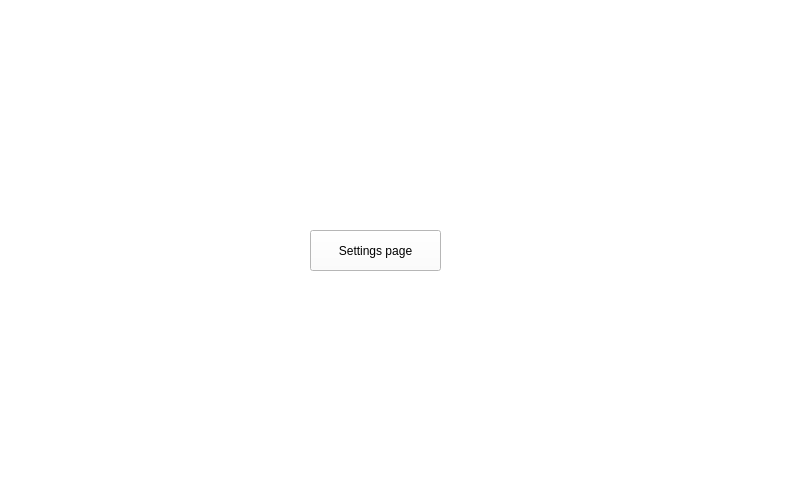
srikrishnan90/ELISAREADER, file mainwindow.ui: the form before one commit.
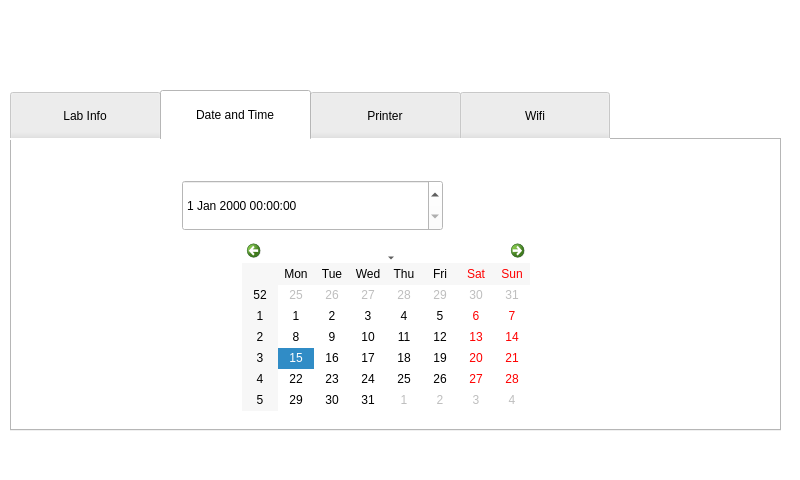
The form after the commit. The open tabs and pages were chosen to show the change.

Commit message: updated settings page ui

Diff of the .ui file:
```diff
--- a/mainwindow.ui
+++ b/mainwindow.ui
@@ -6911,18 +6911,61 @@
      </widget>
     </widget>
     <widget class="QWidget" name="page_11">
-     <widget class="QPushButton" name="pushButton_23">
+     <widget class="QTabWidget" name="tabWidget">
       <property name="geometry">
        <rect>
-        <x>310</x>
-        <y>230</y>
-        <width>131</width>
-        <height>41</height>
+        <x>10</x>
+        <y>90</y>
+        <width>771</width>
+        <height>341</height>
        </rect>
       </property>
-      <property name="text">
-       <string>Settings page</string>
+      <property name="styleSheet">
+       <string notr="true">QTabBar::tab { height: 50px; width: 150px; }</string>
       </property>
+      <property name="currentIndex">
+       <number>2</number>
+      </property>
+      <widget class="QWidget" name="tab">
+       <attribute name="title">
+        <string>Lab Info</string>
+       </attribute>
+      </widget>
+      <widget class="QWidget" name="tab_2">
+       <attribute name="title">
+        <string>Date and Time</string>
+       </attribute>
+       <widget class="QCalendarWidget" name="calendarWidget">
+        <property name="geometry">
+         <rect>
+          <x>230</x>
+          <y>100</y>
+          <width>288</width>
+          <height>171</height>
+         </rect>
+        </property>
+       </widget>
+       <widget class="QDateTimeEdit" name="dateTimeEdit">
+        <property name="geometry">
+         <rect>
+          <x>170</x>
+          <y>40</y>
+          <width>261</width>
+          <height>51</height>
+         </rect>
+        </property>
+       </widget>
+      </widget>
+      <widget class="QWidget" name="tab_3">
+       <attribute name="title">
+        <string>Printer</string>
+       </attribute>
+      </widget>
+      <widget class="QWidget" name="tab_4">
+       <attribute name="title">
+        <string>Wifi</string>
+       </attribute>
+      </widget>
      </widget>
     </widget>
     <widget class="QWidget" name="page_12">
```
Left out of the diff: 50 changed lines with no effect on the pictures. The commit also changes 4 other files.
